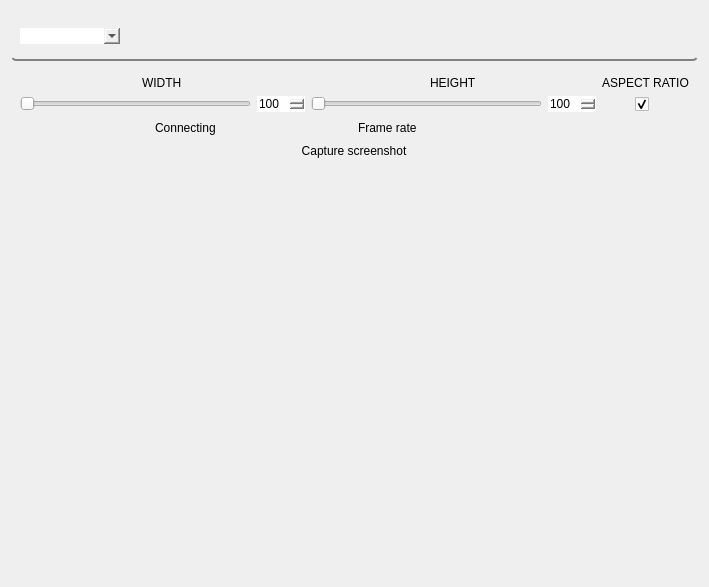
Above: camera_panel/resource/camera_panel.ui from GroupOfRobots/MiniRysRQT before the change. Below: the same form after it.
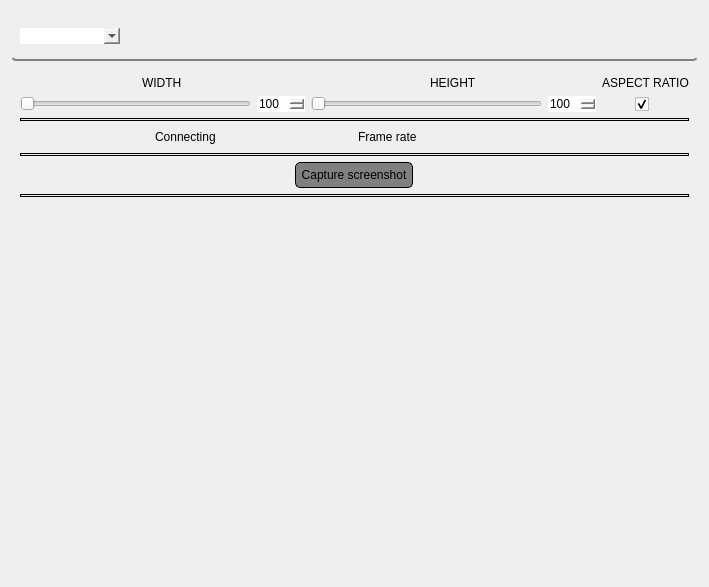
That is the form after the change. Icons and pictures are not drawn.

Commit message: camera panel small cleanup and gui ux improvements

The edit to the form file:
```diff
--- a/camera_panel/resource/camera_panel.ui
+++ b/camera_panel/resource/camera_panel.ui
@@ -262,6 +262,22 @@
          </item>
         </layout>
        </item>
+       <item>
+        <widget class="Line" name="line">
+         <property name="styleSheet">
+          <string notr="true">border: 1px solid black;</string>
+         </property>
+         <property name="lineWidth">
+          <number>0</number>
+         </property>
+         <property name="midLineWidth">
+          <number>0</number>
+         </property>
+         <property name="orientation">
+          <enum>Qt::Horizontal</enum>
+         </property>
+        </widget>
+       </item>
        <item>
         <layout class="QHBoxLayout" name="horizontalLayout_2">
          <item alignment="Qt::AlignHCenter">
@@ -292,6 +308,16 @@
          </item>
         </layout>
        </item>
+       <item>
+        <widget class="Line" name="line_2">
+         <property name="styleSheet">
+          <string notr="true">border: 1px solid black;</string>
+         </property>
+         <property name="orientation">
+          <enum>Qt::Horizontal</enum>
+         </property>
+        </widget>
+       </item>
        <item>
         <layout class="QHBoxLayout" name="horizontalLayout_7">
          <item alignment="Qt::AlignHCenter">
@@ -299,6 +325,12 @@
            <property name="cursor">
             <cursorShape>PointingHandCursor</cursorShape>
            </property>
+           <property name="styleSheet">
+            <string notr="true">border: 1px solid black;
+border-radius: 5px;
+padding: 5px;
+background: gray;</string>
+           </property>
            <property name="text">
             <string>Capture screenshot</string>
            </property>
@@ -306,6 +338,16 @@
          </item>
         </layout>
        </item>
+       <item>
+        <widget class="Line" name="line_3">
+         <property name="styleSheet">
+          <string notr="true">border: 1px solid black;</string>
+         </property>
+         <property name="orientation">
+          <enum>Qt::Horizontal</enum>
+         </property>
+        </widget>
+       </item>
        <item>
         <widget class="QGroupBox" name="groupBox_2">
          <property name="title">
```
The commit also changes 6 other files.
